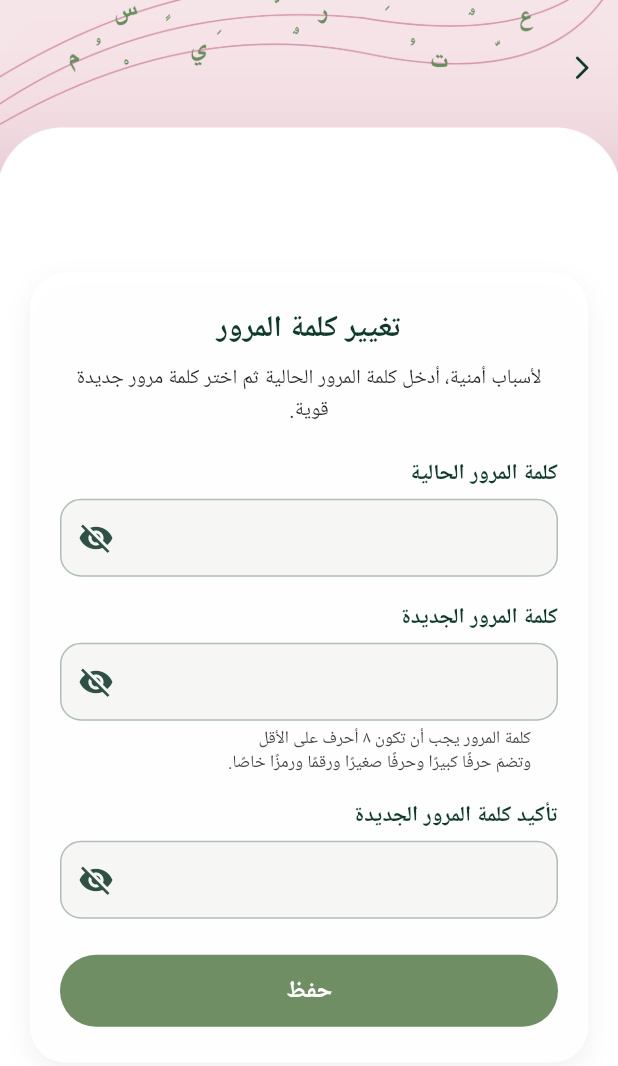
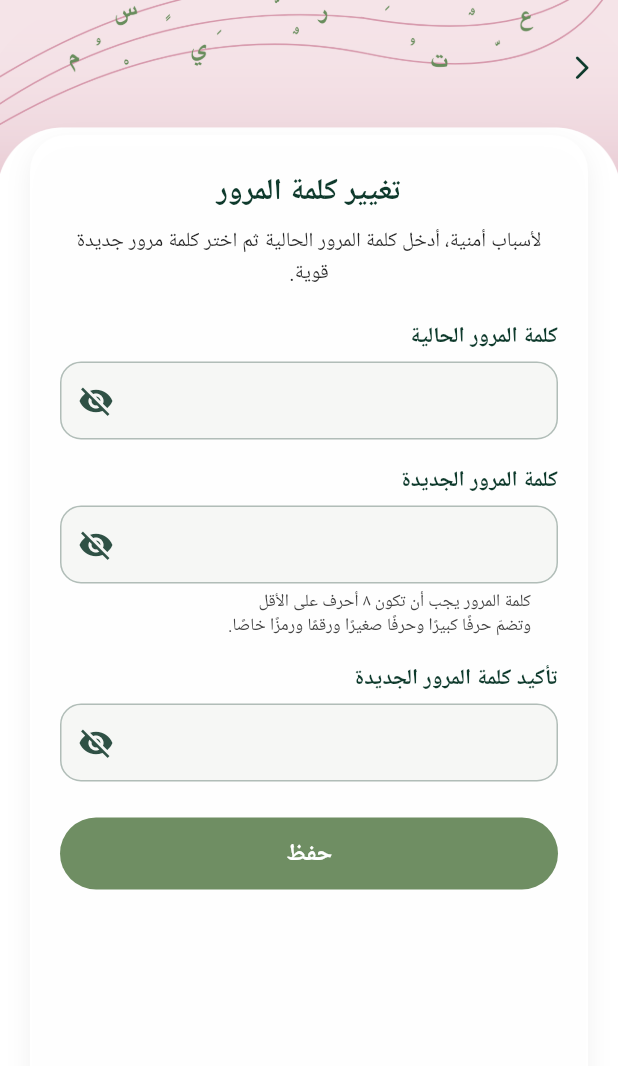
Before and after one commit to Reemawk15/2025_GP_12, a Flutter app: the ChangePasswordPage screen opened directly, on a phone screen of 412 x 824 dp. Shown: the top 1066 px of the screen. Run offline on Flutter 3.47's test engine with Material 3 defaults, Android fonts, the light colour scheme and no system bars; our stand-ins replace cloud_firestore, file_picker, firebase_auth, firebase_core, firebase_storage, image_picker; accounts and stored records are empty.

Commit message:
تعديل المقاسات

```diff
--- a/Qabas/lib/change_password.dart
+++ b/Qabas/lib/change_password.dart
@@ -116,7 +116,7 @@ class _ChangePasswordPageState extends State<ChangePasswordPage> {
       return;
     }
 
-    // 🔥 هنا الشرط المهم: الجديدة نفس القديمة؟
+    // 🔥 الجديدة نفس القديمة؟
     if (_currentPass.text.trim() == _newPass.text.trim()) {
       _showSnack('يجب اختيار كلمة مرور جديدة مختلفة عن الحالية.', icon: Icons.error_outline);
       return;
@@ -165,7 +165,7 @@ class _ChangePasswordPageState extends State<ChangePasswordPage> {
 
           Scaffold(
             backgroundColor: Colors.transparent,
-            resizeToAvoidBottomInset: false, // 👈 مهم
+            resizeToAvoidBottomInset: false, // 👈 نخليها زي ما هي
 
             appBar: AppBar(
               backgroundColor: Colors.transparent,
@@ -177,21 +177,24 @@ class _ChangePasswordPageState extends State<ChangePasswordPage> {
                   alignment: Alignment.centerRight,
                   child: IconButton(
                     tooltip: 'رجوع',
-                    icon: const Icon(Icons.arrow_back_ios_new_rounded,size:19),
+                    icon: const Icon(Icons.arrow_back_ios_new_rounded, size: 19),
                     color: _darkGreen,
                     onPressed: () => Navigator.pop(context),
                   ),
                 ),
               ),
             ),
+
             body: SafeArea(
-              child: Center(
-                child: SingleChildScrollView(
-                  padding: EdgeInsets.fromLTRB(20, 0, 20, 24 + MediaQuery.of(context).viewInsets.bottom,
-                  ),
+              child: LayoutBuilder(
+                builder: (context, constraints) {
+                  // constraints.maxHeight = ارتفاع مساحة الـ body
+                  return Center(
                     child: Container(
                       width: double.infinity,
+                      height: constraints.maxHeight,                // 👈 الكارد بطول الصفحة
                       constraints: const BoxConstraints(maxWidth: 480),
+                      margin: const EdgeInsets.symmetric(horizontal: 20),
                       decoration: BoxDecoration(
                         color: Colors.white.withOpacity(0.94),
                         borderRadius: BorderRadius.circular(24),
@@ -205,6 +208,11 @@ class _ChangePasswordPageState extends State<ChangePasswordPage> {
                       ),
                       child: Padding(
                         padding: const EdgeInsets.fromLTRB(20, 22, 20, 24),
+                        child: SingleChildScrollView(
+                          // المسافة اللي تحت عشان الكيبورد ما يغطي آخر الحقول
+                          padding: EdgeInsets.only(
+                            bottom: 24 + MediaQuery.of(context).viewInsets.bottom,
+                          ),
                           child: Form(
                             key: _formKey,
                             child: Column(
@@ -334,6 +342,8 @@ class _ChangePasswordPageState extends State<ChangePasswordPage> {
                         ),
                       ),
                     ),
+                  );
+                },
               ),
             ),
           ),
```
Also changed, not shown: Qabas/lib/sign_in_page.dart (+5 -2 lines), Qabas/lib/sign_up_page.dart (+4 -4 lines). Lines whose indentation alone changed are shown as unchanged.
